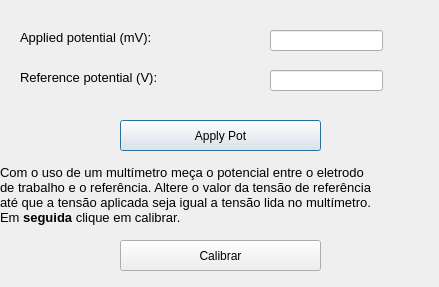
First picture: the form in Calibrate_window.ui, repository Gabriel-Gardin/PotenciosPi, before the edit.
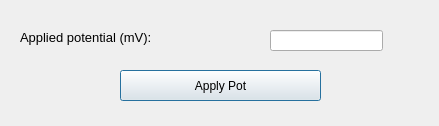
Second picture: the form after the edit.

Commit message: Add auto calibrate

```diff
--- a/Calibrate_window.ui
+++ b/Calibrate_window.ui
@@ -7,7 +7,7 @@
     <x>0</x>
     <y>0</y>
     <width>439</width>
-    <height>287</height>
+    <height>126</height>
    </rect>
   </property>
   <property name="windowTitle">
@@ -36,47 +36,11 @@
     <string>&lt;html&gt;&lt;head/&gt;&lt;body&gt;&lt;p&gt;&lt;span style=&quot; font-size:10pt;&quot;&gt;Applied potential (mV):&lt;/span&gt;&lt;/p&gt;&lt;/body&gt;&lt;/html&gt;</string>
    </property>
   </widget>
-  <widget class="QLineEdit" name="text_ref">
-   <property name="geometry">
-    <rect>
-     <x>270</x>
-     <y>70</y>
-     <width>113</width>
-     <height>21</height>
-    </rect>
-   </property>
-  </widget>
-  <widget class="QLabel" name="label_3">
-   <property name="geometry">
-    <rect>
-     <x>20</x>
-     <y>70</y>
-     <width>171</width>
-     <height>16</height>
-    </rect>
-   </property>
-   <property name="text">
-    <string>&lt;html&gt;&lt;head/&gt;&lt;body&gt;&lt;p&gt;&lt;span style=&quot; font-size:10pt;&quot;&gt;Reference potential (V):&lt;/span&gt;&lt;/p&gt;&lt;/body&gt;&lt;/html&gt;</string>
-   </property>
-  </widget>
-  <widget class="QLabel" name="label_4">
-   <property name="geometry">
-    <rect>
-     <x>0</x>
-     <y>160</y>
-     <width>431</width>
-     <height>71</height>
-    </rect>
-   </property>
-   <property name="text">
-    <string>&lt;html&gt;&lt;head/&gt;&lt;body&gt;&lt;p&gt;&lt;span style=&quot; font-size:10pt;&quot;&gt;Com o uso de um multímetro meça o potencial entre o eletrodo &lt;br/&gt;de trabalho e o referência. Altere o valor da tensão de referência&lt;br/&gt;até que a tensão aplicada seja igual a tensão lida no multímetro.&lt;br/&gt;Em &lt;/span&gt;&lt;span style=&quot; font-size:10pt; font-weight:600;&quot;&gt;seguida&lt;/span&gt;&lt;span style=&quot; font-size:10pt;&quot;&gt; clique em calibrar. &lt;/span&gt;&lt;/p&gt;&lt;/body&gt;&lt;/html&gt;</string>
-   </property>
-  </widget>
   <widget class="QPushButton" name="bt_apply_pot">
    <property name="geometry">
     <rect>
      <x>120</x>
-     <y>120</y>
+     <y>70</y>
      <width>201</width>
      <height>31</height>
     </rect>
@@ -85,19 +49,6 @@
     <string>Apply Pot</string>
    </property>
   </widget>
-  <widget class="QPushButton" name="bt_calibrate">
-   <property name="geometry">
-    <rect>
-     <x>120</x>
-     <y>240</y>
-     <width>201</width>
-     <height>31</height>
-    </rect>
-   </property>
-   <property name="text">
-    <string>Calibrar</string>
-   </property>
-  </widget>
  </widget>
  <resources/>
  <connections/>
```
The commit also changes 52 other files.
